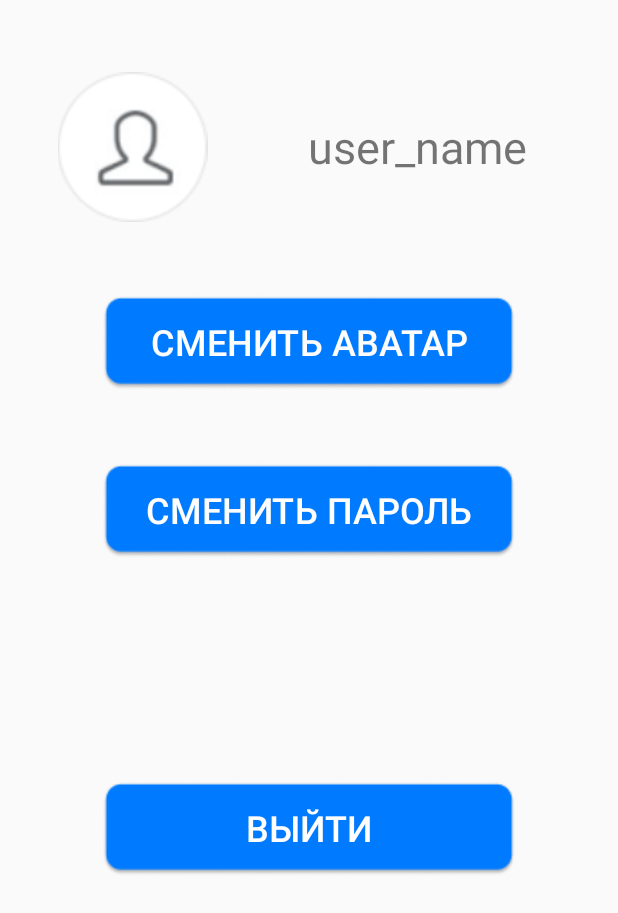
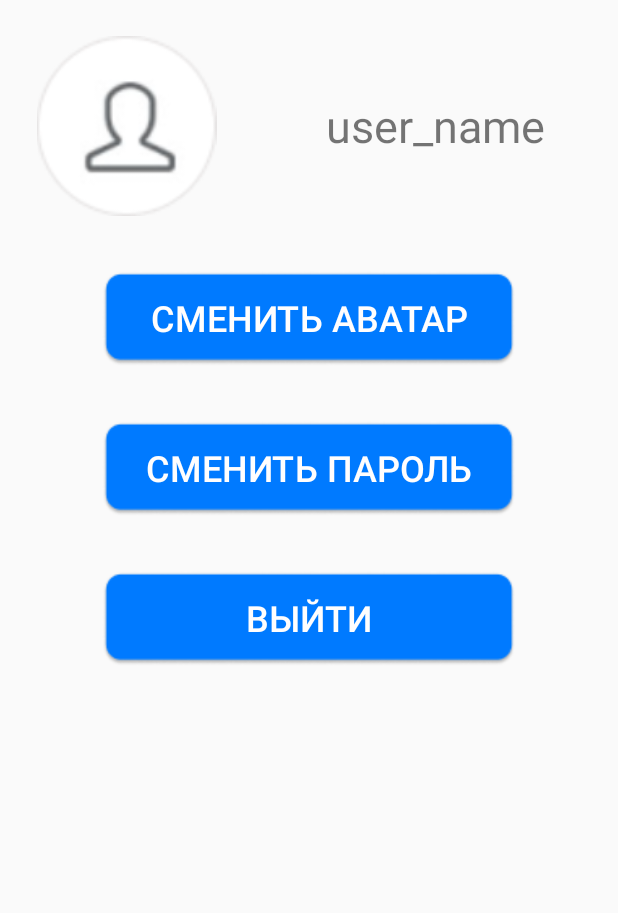
Before and after one commit to Takexito/Pump-Life, an Android app: the layout fragment_cabinet.xml on its own in the app's theme, with its tools: preview values and no code run, on a phone screen of 412 x 824 dp. Shown: the top 913 px of the screen. Run offline under Robolectric (Android 15) with nearby library versions, the phone set to English and light mode, and no system bars.

Commit message:
Вёрстка фрагмента

```diff
--- a/app/src/main/res/layout/fragment_cabinet.xml
+++ b/app/src/main/res/layout/fragment_cabinet.xml
@@ -9,16 +9,16 @@
     <LinearLayout
         android:layout_width="match_parent"
         android:layout_height="wrap_content"
-        android:layout_marginLeft="16dp"
-        android:layout_marginTop="48dp"
-        android:layout_marginRight="16dp"
-        android:layout_marginBottom="48dp"
+        android:layout_marginLeft="0dp"
+        android:layout_marginTop="24dp"
+        android:layout_marginRight="0dp"
+        android:layout_marginBottom="36dp"
         android:orientation="horizontal">
 
         <ImageView
             android:id="@+id/user_avatar"
-            android:layout_width="100dp"
-            android:layout_height="100dp"
+            android:layout_width="120dp"
+            android:layout_height="120dp"
             android:layout_weight="1"
             app:srcCompat="@drawable/user_avatar" />
 
@@ -36,7 +36,7 @@
         android:id="@+id/change_avatar_button"
         android:layout_width="wrap_content"
         android:layout_height="wrap_content"
-        android:layout_marginBottom="48dp"
+        android:layout_marginBottom="36dp"
         android:background="@drawable/button_bg"
         android:text="Сменить аватар"
         android:textColor="#FFFEFE"
@@ -46,7 +46,7 @@
         android:id="@+id/change_password_button"
         android:layout_width="wrap_content"
         android:layout_height="wrap_content"
-        android:layout_marginBottom="48dp"
+        android:layout_marginBottom="36dp"
         android:background="@drawable/button_bg"
         android:text="Сменить пароль"
         android:textColor="#FFFEFE"
@@ -56,8 +56,7 @@
         android:id="@+id/change_user_button"
         android:layout_width="wrap_content"
         android:layout_height="wrap_content"
-        android:layout_marginTop="100dp"
-        android:layout_marginBottom="48dp"
+        android:layout_marginBottom="36dp"
         android:background="@drawable/button_bg"
         android:text="Выйти"
         android:textColor="#FFFEFE"
```
